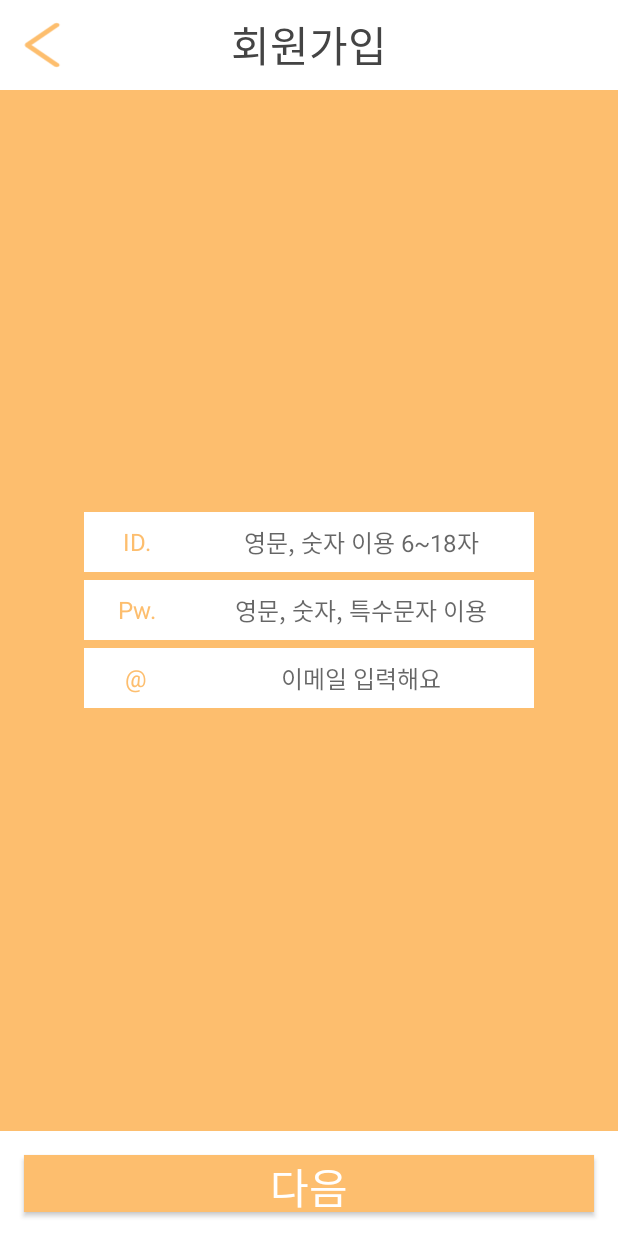
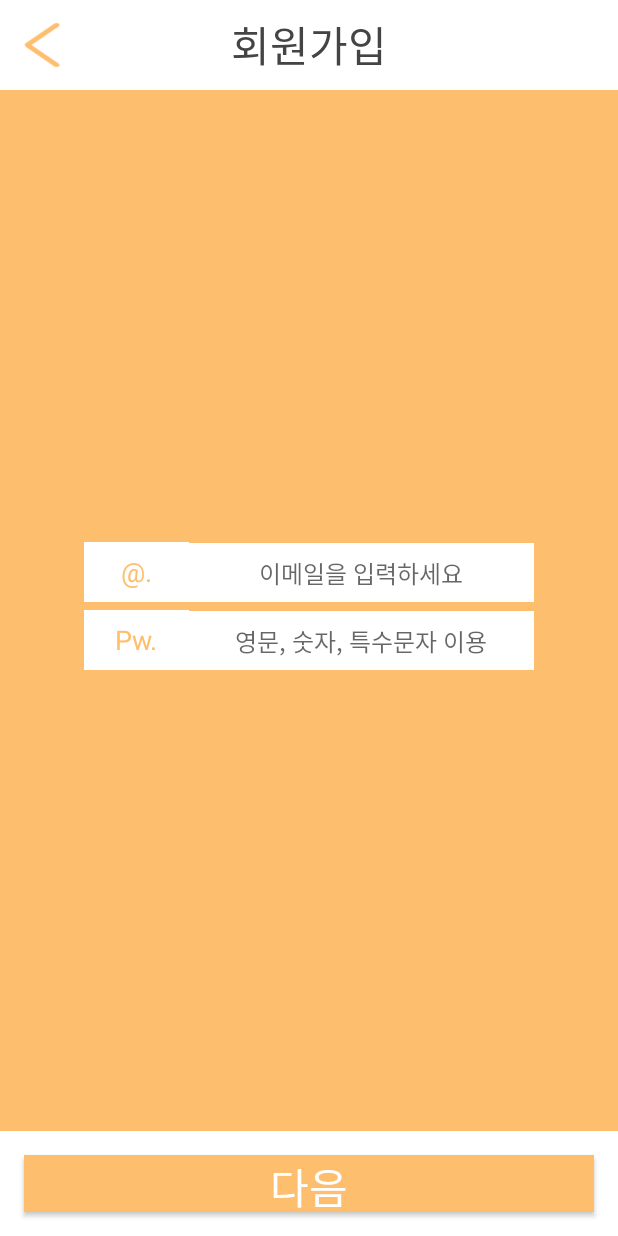
Before and after one commit to depromeet/project-bread, an Android app: the AgreementActivity screen opened directly, with no data from a screen before it, after a tap on "확인", on a phone screen of 412 x 824 dp. Run offline under Robolectric (Android 15) with nearby library versions, the phone set to English and light mode, and no system bars; Roboto replaces fonts that are not available here; 2 statements that could not run were skipped; 1 other tap on this screen came first.

```diff
--- a/app/src/main/java/com/depromeet/bread/signup/AgreementActivity.java
+++ b/app/src/main/java/com/depromeet/bread/signup/AgreementActivity.java
@@ -7,6 +7,7 @@ import android.support.annotation.Nullable;
 import android.support.v7.app.AppCompatActivity;
 import android.view.View;
 import android.widget.Button;
+import android.widget.ImageButton;
 import android.widget.RadioButton;
 import android.widget.Toast;
 
@@ -30,19 +31,31 @@ public class AgreementActivity extends AppCompatActivity{
         final RadioButton agreeBtn2 = (RadioButton)findViewById(R.id.agreeBtn2);
         final RadioButton agreeBtn3 = (RadioButton)findViewById(R.id.agreeBtn3);
 
+        ImageButton backOfAgreement = (ImageButton)findViewById(R.id.backOfAgreement);
+
+        backOfAgreement.setOnClickListener(new View.OnClickListener() {
+            @Override
+            public void onClick(View view)
+            {
+                finish();
+            }
+        });
+
         //다음버튼
         Button nextBtn = (Button)findViewById(R.id.nextBtn);
         nextBtn.setOnClickListener(new View.OnClickListener() {
             @Override
             public void onClick(View view) {
 
-                agreementActivity = AgreementActivity.this;
+
 
                 if( agreeBtn3.isChecked() ){
                 Intent intent = new Intent(
                         getApplicationContext(), // 현재 화면의 제어권자
                         InfoActivity.class); // 다음 넘어갈 클래스 지정
                         startActivity(intent);
+                        finish();
+
                 }else if ( agreeBtn1.isChecked() && agreeBtn2.isChecked() ){
                     Intent intent = new Intent(
                             getApplicationContext(), // 현재 화면의 제어권자
--- a/app/src/main/java/com/depromeet/bread/signup/InfoActivity.java
+++ b/app/src/main/java/com/depromeet/bread/signup/InfoActivity.java
@@ -6,7 +6,7 @@ import android.support.annotation.Nullable;
 import android.support.v7.app.AppCompatActivity;
 import android.view.View;
 import android.widget.Button;
-import android.widget.Toast;
+import android.widget.ImageButton;
 
 import com.depromeet.bread.R;
 
@@ -23,12 +23,20 @@ public class InfoActivity extends AppCompatActivity {
 
         Button nextBtn = (Button)findViewById(R.id.nextBtn5);
 
+        //뒤로가기
+        ImageButton backOfInfo = (ImageButton)findViewById(R.id.backOfInfo);
+        backOfInfo.setOnClickListener(new View.OnClickListener() {
+            @Override
+            public void onClick(View view)
+            {
+                finish();
+            }
+        });
+
 
         nextBtn.setOnClickListener(new View.OnClickListener() {
             @Override
             public void onClick(View view) {
-
-                Toast.makeText(getApplicationContext(), "가입이 완료되었습니다.",Toast.LENGTH_SHORT ).show();
 
                 Intent intent = new Intent(
                             getApplicationContext(), // 현재 화면의 제어권자
--- a/app/src/main/java/com/depromeet/bread/splash/SplashActivity.java
+++ b/app/src/main/java/com/depromeet/bread/splash/SplashActivity.java
@@ -6,7 +6,7 @@ import android.os.Handler;
 import android.support.v7.app.AppCompatActivity;
 
 import com.depromeet.bread.R;
-import com.depromeet.bread.activity.signup.LoginActivity;
+import com.depromeet.bread.signup.LoginActivity;
 
 public class SplashActivity extends AppCompatActivity {
 
--- a/app/src/main/res/layout/activity_1agreement.xml
+++ b/app/src/main/res/layout/activity_1agreement.xml
@@ -12,6 +12,7 @@
         android:gravity="center">
 
         <ImageButton
+            android:id="@+id/backOfAgreement"
             android:background="@drawable/bar_back_btn"
             android:layout_width="40dp"
             android:layout_height="40dp"
--- a/app/src/main/res/layout/activity_2info.xml
+++ b/app/src/main/res/layout/activity_2info.xml
@@ -13,6 +13,7 @@
         android:gravity="center">
 
         <ImageButton
+            android:id="@+id/backOfInfo"
             android:background="@drawable/bar_back_btn"
             android:layout_width="40dp"
             android:layout_height="40dp"
@@ -41,15 +42,15 @@
 
             <TextView
                 android:textColor="@color/colorAccent"
-                android:textSize="16dp"
+                android:textSize="18dp"
                 android:gravity="center"
                 android:background="@color/colorPrimary"
-                android:text="ID."
+                android:text="\@."
                 android:layout_width="70dp"
                 android:layout_height="40dp"></TextView>
 
             <EditText
-                android:hint="영문, 숫자 이용 6~18자"
+                android:hint="이메일을 입력하세요"
                 android:textSize="16dp"
                 android:gravity="center"
                 android:background="@color/colorPrimary"
@@ -65,7 +66,7 @@
 
             <TextView
                 android:textColor="@color/colorAccent"
-                android:textSize="16dp"
+                android:textSize="18dp"
                 android:gravity="center"
                 android:background="@color/colorPrimary"
                 android:text="Pw."
@@ -96,23 +97,6 @@
                 android:layout_width="wrap_content"
                 android:layout_height="wrap_content">
 
-                <TextView
-                    android:textColor="@color/colorAccent"
-                    android:textSize="16dp"
-                    android:gravity="center"
-                    android:background="@color/colorPrimary"
-                    android:text="@string/email"
-                    android:layout_width="70dp"
-                    android:layout_height="40dp"></TextView>
-
-                <EditText
-                    android:hint="이메일 입력해요"
-                    android:textSize="16dp"
-                    android:gravity="center"
-                    android:background="@color/colorPrimary"
-
-                    android:layout_width="230dp"
-                    android:layout_height="40dp"></EditText>
 
             </LinearLayout>
 
--- a/app/src/main/res/layout/activity_4individual_info.xml
+++ b/app/src/main/res/layout/activity_4individual_info.xml
@@ -13,6 +13,7 @@
         android:gravity="center">
 
         <ImageButton
+            android:id="@+id/backOfIndividual"
             android:background="@drawable/bar_back_btn"
             android:layout_width="40dp"
             android:layout_height="40dp"
```
Also changed, not shown: app/src/main/java/com/depromeet/bread/chat/ChatActivity.java (+9 -7 lines), app/src/main/java/com/depromeet/bread/common/Bread.java (+11 -0 lines), app/src/main/java/com/depromeet/bread/signup/IndividualActivity.java (+43 -33 lines), app/src/main/java/com/depromeet/bread/signup/MajorList2Activity.java (+68 -13 lines), app/src/main/java/com/depromeet/bread/signup/MajorListActivity.java (+19 -25 lines), 2 other files.
